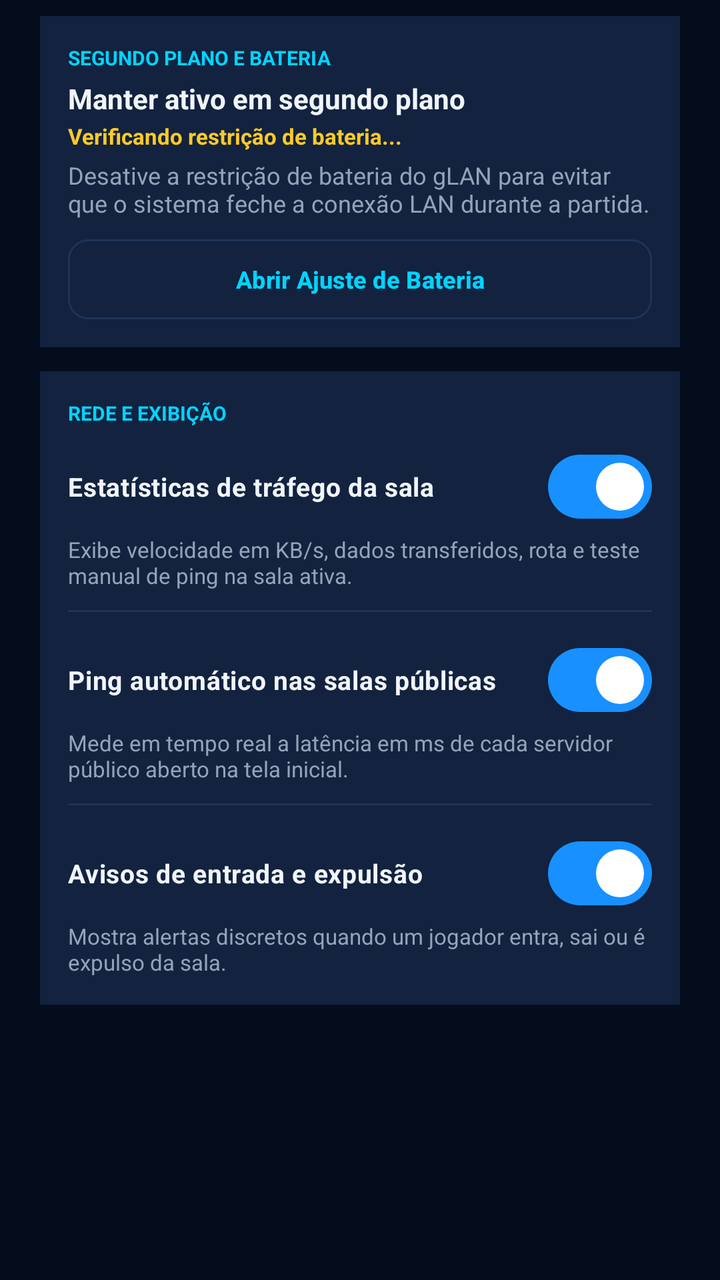
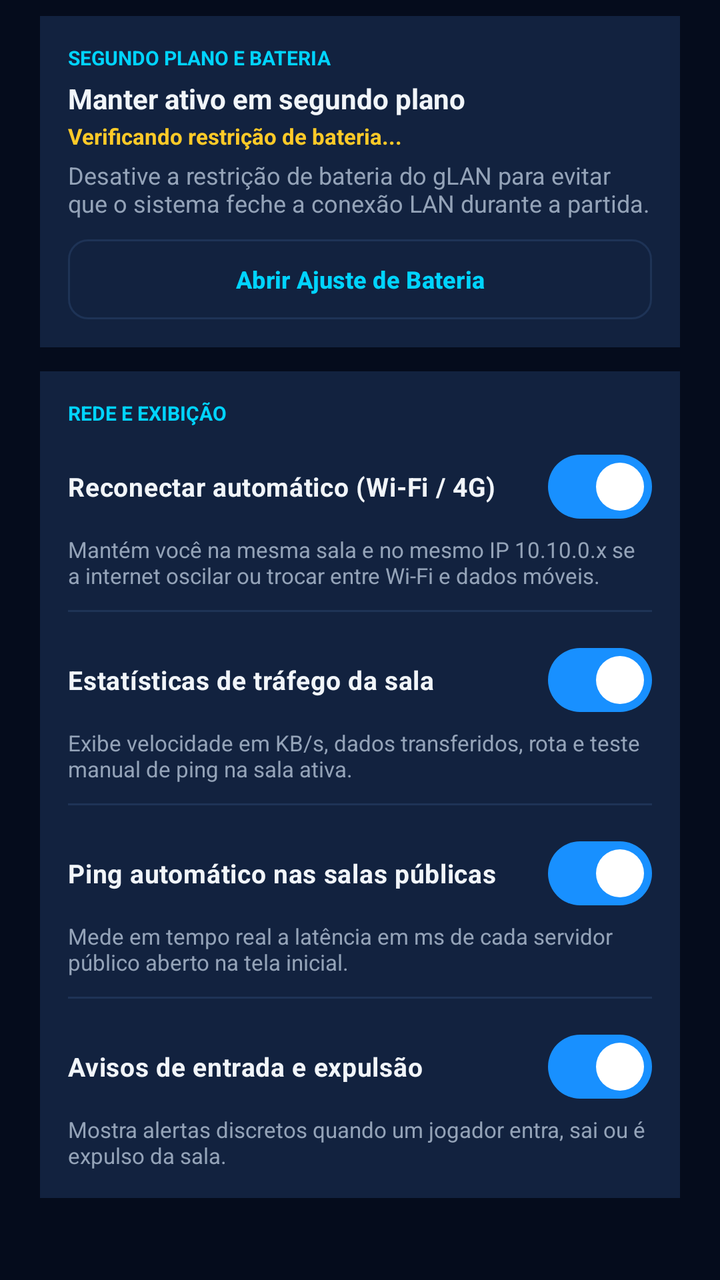

Two renders of the same Android screen: before a commit and after it. Below are the layout's source before the change and the commit's diff.
<!-- AndroidManifest.xml: application theme Theme.GDroidLAN -->
<!-- res/layout/dialog_settings.xml -->
<?xml version="1.0" encoding="utf-8"?>
<ScrollView xmlns:android="http://schemas.android.com/apk/res/android"
    xmlns:app="http://schemas.android.com/apk/res-auto"
    android:layout_width="match_parent"
    android:layout_height="wrap_content">

    <LinearLayout
        android:layout_width="match_parent"
        android:layout_height="wrap_content"
        android:orientation="vertical"
        android:paddingHorizontal="20dp"
        android:paddingTop="8dp"
        android:paddingBottom="8dp">

        
        <LinearLayout
            android:layout_width="match_parent"
            android:layout_height="wrap_content"
            android:background="@color/surface_elevated"
            android:orientation="vertical"
            android:padding="14dp">

            <TextView
                android:layout_width="wrap_content"
                android:layout_height="wrap_content"
                android:text="SEGUNDO PLANO E BATERIA"
                android:textColor="@color/neon_cyan"
                android:textSize="10sp"
                android:textStyle="bold" />

            <TextView
                android:layout_width="match_parent"
                android:layout_height="wrap_content"
                android:layout_marginTop="4dp"
                android:text="Manter ativo em segundo plano"
                android:textColor="@color/text_primary"
                android:textSize="14sp"
                android:textStyle="bold" />

            <TextView
                android:id="@+id/txtStatusBateriaConfig"
                android:layout_width="match_parent"
                android:layout_height="wrap_content"
                android:layout_marginTop="2dp"
                android:text="Verificando restrição de bateria..."
                android:textColor="@color/warning_amber"
                android:textSize="11sp"
                android:textStyle="bold" />

            <TextView
                android:layout_width="match_parent"
                android:layout_height="wrap_content"
                android:layout_marginTop="4dp"
                android:text="Desative a restrição de bateria do gLAN para evitar que o sistema feche a conexão LAN durante a partida."
                android:textColor="@color/text_secondary"
                android:textSize="12sp" />

            <com.google.android.material.button.MaterialButton
                android:id="@+id/btnAbrirAjusteBateria"
                style="?attr/materialButtonOutlinedStyle"
                android:layout_width="match_parent"
                android:layout_height="40dp"
                android:layout_marginTop="10dp"
                android:insetTop="0dp"
                android:insetBottom="0dp"
                android:text="Abrir Ajuste de Bateria"
                android:textColor="@color/neon_cyan"
                android:textSize="12sp"
                android:textStyle="bold"
                app:cornerRadius="10dp"
                app:strokeColor="@color/stroke_subtle" />
        </LinearLayout>

        
        <LinearLayout
            android:layout_width="match_parent"
            android:layout_height="wrap_content"
            android:layout_marginTop="12dp"
            android:background="@color/surface_elevated"
            android:orientation="vertical"
            android:padding="14dp">

            <TextView
                android:layout_width="wrap_content"
                android:layout_height="wrap_content"
                android:text="REDE E EXIBIÇÃO"
                android:textColor="@color/neon_cyan"
                android:textSize="10sp"
                android:textStyle="bold" />

            <com.google.android.material.materialswitch.MaterialSwitch
                android:id="@+id/switchMostrarTrafego"
                android:layout_width="match_parent"
                android:layout_height="wrap_content"
                android:layout_marginTop="6dp"
                android:checked="true"
                android:text="Estatísticas de tráfego da sala"
                android:textColor="@color/text_primary"
                android:textSize="13sp"
                android:textStyle="bold" />

            <TextView
                android:layout_width="match_parent"
                android:layout_height="wrap_content"
                android:text="Exibe velocidade em KB/s, dados transferidos, rota e teste manual de ping na sala ativa."
                android:textColor="@color/text_secondary"
                android:textSize="11sp" />

            <View
                android:layout_width="match_parent"
                android:layout_height="1dp"
                android:layout_marginVertical="10dp"
                android:background="@color/stroke_subtle" />

            <com.google.android.material.materialswitch.MaterialSwitch
                android:id="@+id/switchPingLobby"
                android:layout_width="match_parent"
                android:layout_height="wrap_content"
                android:checked="true"
                android:text="Ping automático nas salas públicas"
                android:textColor="@color/text_primary"
                android:textSize="13sp"
                android:textStyle="bold" />

            <TextView
                android:layout_width="match_parent"
                android:layout_height="wrap_content"
                android:text="Mede em tempo real a latência em ms de cada servidor público aberto na tela inicial."
                android:textColor="@color/text_secondary"
                android:textSize="11sp" />

            <View
                android:layout_width="match_parent"
                android:layout_height="1dp"
                android:layout_marginVertical="10dp"
                android:background="@color/stroke_subtle" />

            <com.google.android.material.materialswitch.MaterialSwitch
                android:id="@+id/switchAvisosSala"
                android:layout_width="match_parent"
                android:layout_height="wrap_content"
                android:checked="true"
                android:text="Avisos de entrada e expulsão"
                android:textColor="@color/text_primary"
                android:textSize="13sp"
                android:textStyle="bold" />

            <TextView
                android:layout_width="match_parent"
                android:layout_height="wrap_content"
                android:text="Mostra alertas discretos quando um jogador entra, sai ou é expulso da sala."
                android:textColor="@color/text_secondary"
                android:textSize="11sp" />
        </LinearLayout>

    </LinearLayout>
</ScrollView>
<!-- resources referenced by this layout -->
<resources>
  <color name="neon_cyan">#00D4FF</color>
  <color name="stroke_subtle">#1E3356</color>
  <color name="surface_elevated">#12223F</color>
  <color name="text_primary">#F1F5F9</color>
  <color name="text_secondary">#94A3B8</color>
  <color name="warning_amber">#FFCA28</color>
  <style name="Theme.GDroidLAN" parent="Theme.Material3.Dark.NoActionBar">
          <item name="colorPrimary">@color/neon_emerald</item>
          <item name="colorOnPrimary">#FFFFFF</item>
          <item name="colorSecondary">@color/neon_cyan</item>
          <item name="android:statusBarColor">@color/bg_obsidian</item>
          <item name="android:navigationBarColor">@color/bg_obsidian</item>
          <item name="android:windowBackground">@color/bg_obsidian</item>
      </style>
  <color name="neon_emerald">#1890FF</color>
  <color name="bg_obsidian">#050C1C</color>
</resources>

<!-- the commit's change to res/layout/dialog_settings.xml (unified diff, before → after) -->
@@ -89,10 +89,33 @@
                 android:textStyle="bold" />
 
             <com.google.android.material.materialswitch.MaterialSwitch
+                android:id="@+id/switchReconectarAuto"
+                android:layout_width="match_parent"
+                android:layout_height="wrap_content"
+                android:layout_marginTop="6dp"
+                android:checked="true"
+                android:text="Reconectar automático (Wi-Fi / 4G)"
+                android:textColor="@color/text_primary"
+                android:textSize="13sp"
+                android:textStyle="bold" />
+
+            <TextView
+                android:layout_width="match_parent"
+                android:layout_height="wrap_content"
+                android:text="Mantém você na mesma sala e no mesmo IP 10.10.0.x se a internet oscilar ou trocar entre Wi-Fi e dados móveis."
+                android:textColor="@color/text_secondary"
+                android:textSize="11sp" />
+
+            <View
+                android:layout_width="match_parent"
+                android:layout_height="1dp"
+                android:layout_marginVertical="10dp"
+                android:background="@color/stroke_subtle" />
+
+            <com.google.android.material.materialswitch.MaterialSwitch
                 android:id="@+id/switchMostrarTrafego"
                 android:layout_width="match_parent"
                 android:layout_height="wrap_content"
-                android:layout_marginTop="6dp"
                 android:checked="true"
                 android:text="Estatísticas de tráfego da sala"
                 android:textColor="@color/text_primary"
